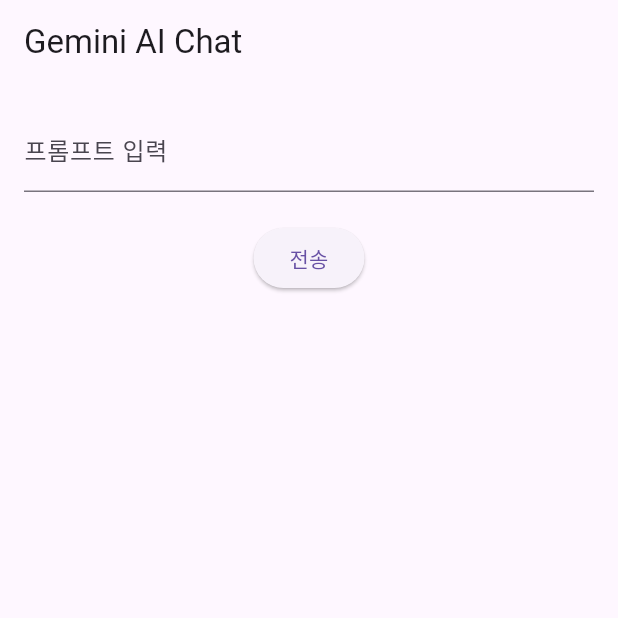
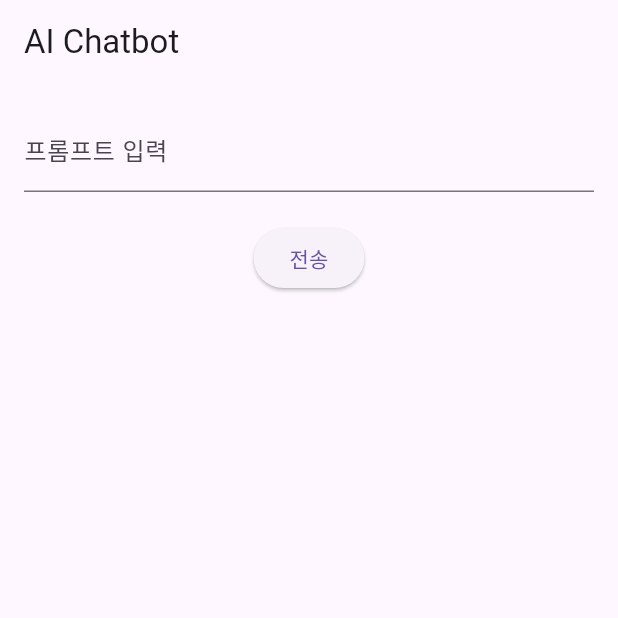
Before and after one commit to hshy1839/menu_recommender, a Flutter app: the screen it shows after launch, on a phone screen of 412 x 824 dp, the top half of it. Run offline on Flutter 3.47's test engine with Material 3 defaults, Android fonts, the phone set to English and light mode, and no system bars.

Commit message:
first init

```diff
--- a/lib/main.dart
+++ b/lib/main.dart
@@ -85,7 +85,7 @@ class _MyHomePageState extends State<MyHomePage> {
   Widget build(BuildContext context) {
     return Scaffold(
       appBar: AppBar(
-        title: Text('Gemini AI Chat'),
+        title: Text('AI Chatbot'),
       ),
       body: Padding(
         padding: const EdgeInsets.all(16.0),
```
